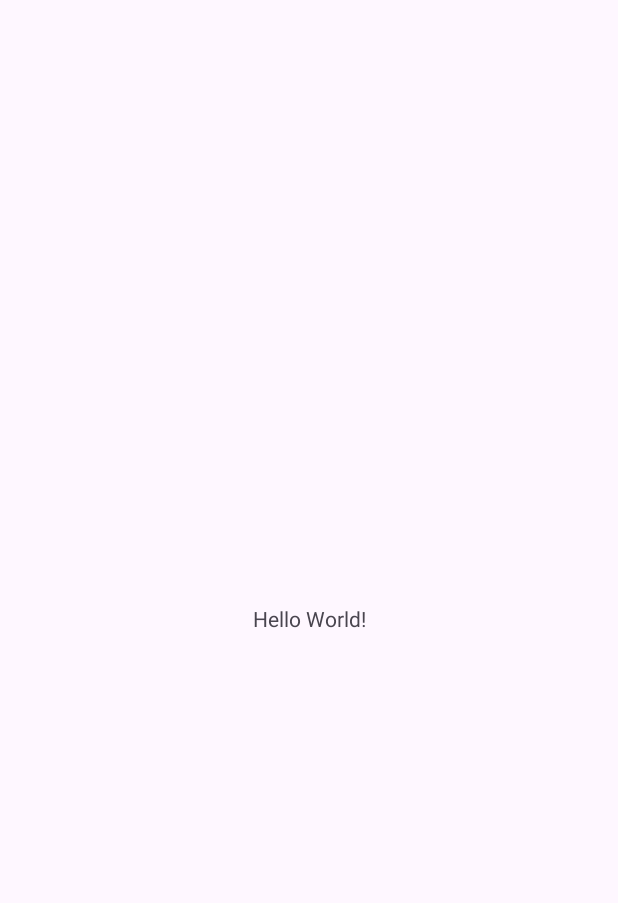
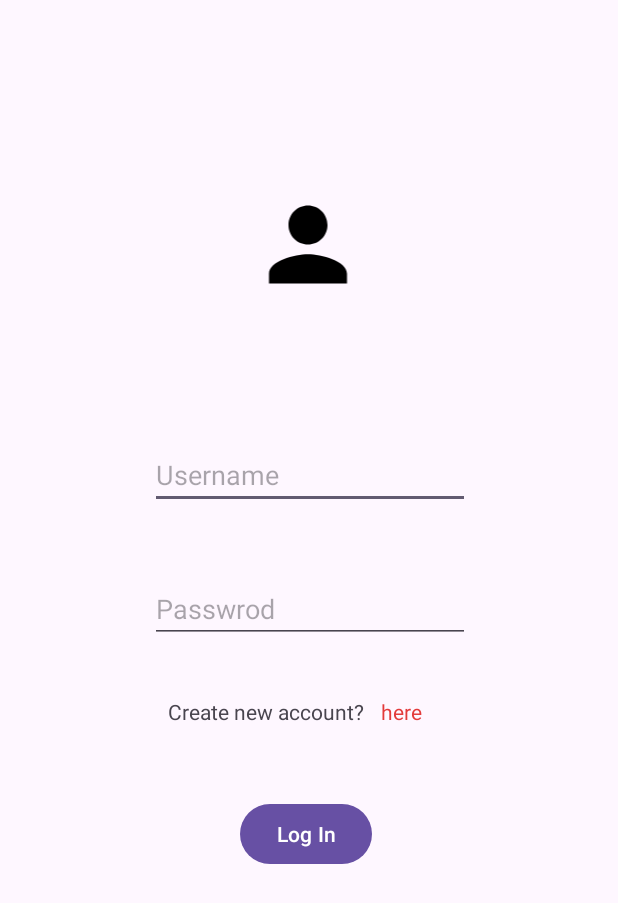
Before and after one commit to thecodemonster1/Wonder-Trip, an Android app: the screen it shows after launch (MainActivity), on a phone screen of 412 x 824 dp. Before the commit the part shown is almost empty. Shown: the top 903 px of the screen. Run offline under Robolectric (Android 15) with nearby library versions, the phone set to English and light mode, and no system bars.

Commit message:
Commit #2

```diff
--- a/app/src/main/AndroidManifest.xml
+++ b/app/src/main/AndroidManifest.xml
@@ -13,6 +13,9 @@
         android:theme="@style/Theme.WonderTripProject"
         tools:targetApi="31">
         <activity
+            android:name=".SignIn"
+            android:exported="false" />
+        <activity
             android:name=".MainActivity"
             android:exported="true">
             <intent-filter>
--- /dev/null
+++ b/app/src/main/res/drawable/baseline_person_24.xml
@@ -0,0 +1,5 @@
+<vector android:height="24dp" android:tint="#000000"
+    android:viewportHeight="24" android:viewportWidth="24"
+    android:width="24dp" xmlns:android="http://schemas.android.com/apk/res/android">
+    <path android:fillColor="@android:color/white" android:pathData="M12,12c2.21,0 4,-1.79 4,-4s-1.79,-4 -4,-4 -4,1.79 -4,4 1.79,4 4,4zM12,14c-2.67,0 -8,1.34 -8,4v2h16v-2c0,-2.66 -5.33,-4 -8,-4z"/>
+</vector>
--- a/app/src/main/res/layout/activity_main.xml
+++ b/app/src/main/res/layout/activity_main.xml
@@ -6,13 +6,72 @@
     android:layout_height="match_parent"
     tools:context=".MainActivity">
 
-    <TextView
+    <ImageView
+        android:id="@+id/imageView3"
+        android:layout_width="92dp"
+        android:layout_height="78dp"
+        android:layout_marginStart="159dp"
+        android:layout_marginTop="124dp"
+        android:layout_marginEnd="160dp"
+        app:layout_constraintEnd_toEndOf="parent"
+        app:layout_constraintHorizontal_bias="0.0"
+        app:layout_constraintStart_toStartOf="parent"
+        app:layout_constraintTop_toTopOf="parent"
+        app:srcCompat="@drawable/baseline_person_24" />
+
+    <EditText
+        android:id="@+id/txtUsername"
         android:layout_width="wrap_content"
         android:layout_height="wrap_content"
-        android:text="Hello World!"
-        app:layout_constraintBottom_toBottomOf="parent"
-        app:layout_constraintEnd_toEndOf="parent"
+        android:layout_marginStart="100dp"
+        android:layout_marginTop="92dp"
+        android:ems="10"
+        android:hint="Username"
+        android:inputType="text"
         app:layout_constraintStart_toStartOf="parent"
-        app:layout_constraintTop_toTopOf="parent" />
+        app:layout_constraintTop_toBottomOf="@+id/imageView3" />
+
+    <Button
+        android:id="@+id/logInBtn"
+        android:layout_width="wrap_content"
+        android:layout_height="wrap_content"
+        android:layout_marginStart="160dp"
+        android:layout_marginTop="48dp"
+        android:text="Log In"
+        app:layout_constraintStart_toStartOf="parent"
+        app:layout_constraintTop_toBottomOf="@+id/textView" />
+
+    <TextView
+        android:id="@+id/inkCreateNew"
+        android:layout_width="wrap_content"
+        android:layout_height="wrap_content"
+        android:layout_marginStart="8dp"
+        android:layout_marginTop="36dp"
+        android:text="here"
+        android:textColor="#E33A3A"
+        app:layout_constraintStart_toEndOf="@+id/textView"
+        app:layout_constraintTop_toBottomOf="@+id/txtPassword" />
+
+    <TextView
+        android:id="@+id/textView"
+        android:layout_width="wrap_content"
+        android:layout_height="wrap_content"
+        android:layout_marginStart="112dp"
+        android:layout_marginTop="36dp"
+        android:text="Create new account? "
+        app:layout_constraintStart_toStartOf="parent"
+        app:layout_constraintTop_toBottomOf="@+id/txtPassword" />
+
+    <EditText
+        android:id="@+id/txtPassword"
+        android:layout_width="wrap_content"
+        android:layout_height="wrap_content"
+        android:layout_marginStart="100dp"
+        android:layout_marginTop="44dp"
+        android:ems="10"
+        android:hint="Passwrod"
+        android:inputType="textPassword"
+        app:layout_constraintStart_toStartOf="parent"
+        app:layout_constraintTop_toBottomOf="@+id/txtUsername" />
 
 </androidx.constraintlayout.widget.ConstraintLayout>
```
Also changed, not shown: app/src/main/java/com/example/wonder_trip_project/SignIn.java (added, +14 -0 lines), app/src/main/res/drawable/profile_img1_background.xml (added, +74 -0 lines), app/src/main/res/layout/activity_sign_in.xml (added, +9 -0 lines), app/src/main/profile_img1-playstore.png (added).
